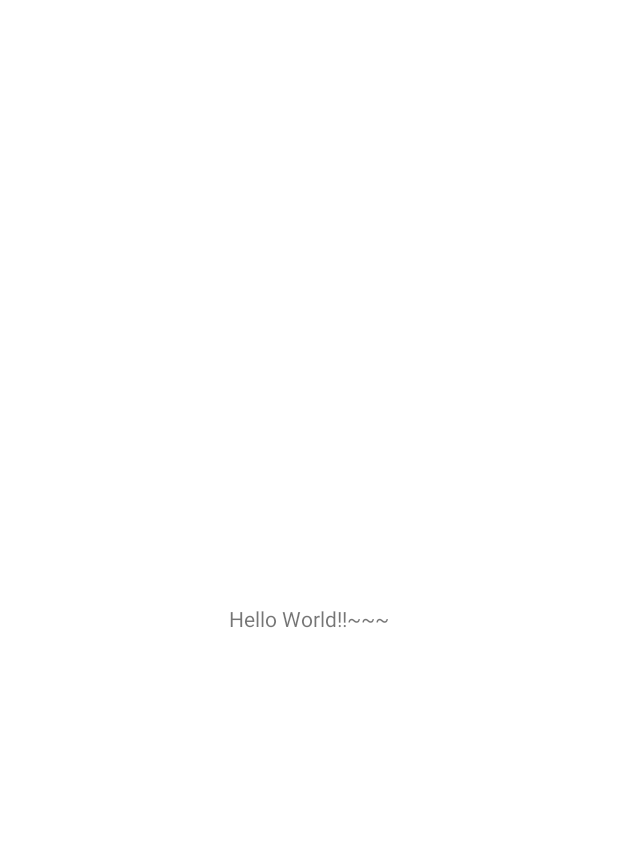
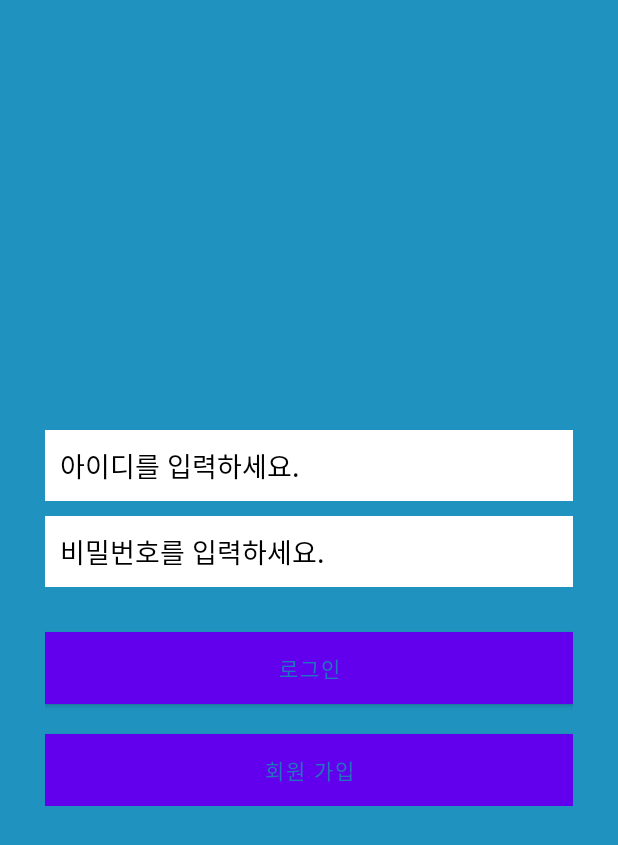
Before and after one commit to dkekzhs/SmartProjectApp, an Android app: the screen it shows after launch (MainActivity before the commit, loginActivity after it), on a phone screen of 412 x 824 dp. Before the commit the part shown is almost empty. Shown: the top 845 px of the screen. Run offline under Robolectric (Android 15) with nearby library versions, the phone set to English and light mode, and no system bars.

Commit message:
로그인이랑 회원가입 액티비티만 생성

```diff
--- a/app/src/main/AndroidManifest.xml
+++ b/app/src/main/AndroidManifest.xml
@@ -9,6 +9,8 @@
         android:roundIcon="@mipmap/ic_launcher_round"
         android:supportsRtl="true"
         android:theme="@style/Theme.DoDamDoDam">
+        <activity android:name=".RegisterActvitiy"></activity>
+        <activity android:name=".loginActivity" />
         <activity android:name=".MainActivity">
             <intent-filter>
                 <action android:name="android.intent.action.MAIN" />
--- a/app/src/main/java/com/SMP/dodamdodam/MainActivity.java
+++ b/app/src/main/java/com/SMP/dodamdodam/MainActivity.java
@@ -2,6 +2,7 @@ package com.SMP.dodamdodam;
 
 import androidx.appcompat.app.AppCompatActivity;
 
+import android.content.Intent;
 import android.os.Bundle;
 
 public class MainActivity extends AppCompatActivity {
@@ -10,5 +11,8 @@ public class MainActivity extends AppCompatActivity {
     protected void onCreate(Bundle savedInstanceState) {
         super.onCreate(savedInstanceState);
         setContentView(R.layout.activity_main);
+        Intent intent= new Intent(getApplicationContext(),loginActivity.class); //로그인 액티비티 볼려고 설정해논거
+        startActivity(intent);
+
     }
 }
--- /dev/null
+++ b/app/src/main/java/com/SMP/dodamdodam/RegisterActvitiy.java
@@ -0,0 +1,14 @@
+package com.SMP.dodamdodam;
+
+import androidx.appcompat.app.AppCompatActivity;
+
+import android.os.Bundle;
+
+public class RegisterActvitiy extends AppCompatActivity {
+
+    @Override
+    protected void onCreate(Bundle savedInstanceState) {
+        super.onCreate(savedInstanceState);
+        setContentView(R.layout.activity_register);
+    }
+}
--- /dev/null
+++ b/app/src/main/java/com/SMP/dodamdodam/loginActivity.java
@@ -0,0 +1,15 @@
+package com.SMP.dodamdodam;
+
+import androidx.appcompat.app.AppCompatActivity;
+
+import android.os.Bundle;
+import android.widget.Button;
+
+public class loginActivity extends AppCompatActivity {
+    Button btn_log , btn_register;
+    @Override
+    protected void onCreate(Bundle savedInstanceState) {
+        super.onCreate(savedInstanceState);
+        setContentView(R.layout.activity_login);
+    }
+}
--- /dev/null
+++ b/app/src/main/res/layout/activity_login.xml
@@ -0,0 +1,61 @@
+<?xml version="1.0" encoding="utf-8"?>
+<LinearLayout xmlns:android="http://schemas.android.com/apk/res/android"
+    android:layout_width="fill_parent"
+    android:layout_height="fill_parent"
+    android:background="@color/MainColorLightBlue"
+    android:gravity="center"
+    android:orientation="vertical"
+    android:padding="10dp" >
+
+    <LinearLayout
+        android:layout_width="fill_parent"
+        android:layout_height="wrap_content"
+        android:layout_gravity="center"
+        android:orientation="vertical"
+        android:paddingLeft="20dp"
+        android:paddingRight="20dp">
+
+        <EditText
+            android:id="@+id/et_id"
+            android:layout_width="fill_parent"
+            android:layout_height="wrap_content"
+            android:layout_marginBottom="10dp"
+            android:background="#FFFFFF"
+            android:hint="@string/id_hint"
+            android:inputType="textCapWords"
+            android:padding="10dp"
+            android:textColor="@color/black"
+            android:textColorHint="@color/black" />
+
+        <EditText
+            android:id="@+id/et_pass"
+            android:layout_width="fill_parent"
+            android:layout_height="wrap_content"
+            android:layout_marginBottom="10dp"
+            android:background="@color/white"
+            android:hint="@string/hint_password"
+            android:inputType="textEmailAddress"
+            android:padding="10dp"
+            android:textColor="@color/black"
+            android:textColorHint="@color/black" />
+
+        <Button
+            android:id="@+id/btn_login"
+            android:layout_width="fill_parent"
+            android:layout_height="wrap_content"
+            android:layout_marginTop="20dip"
+            android:background="@color/MainColorBlue"
+            android:text="@string/btn_login"
+            android:textColor="@color/MainColorBlue" />
+
+        <Button
+            android:id="@+id/btn_register"
+            android:layout_width="fill_parent"
+            android:layout_height="wrap_content"
+            android:layout_marginTop="20dip"
+            android:background="@color/MainColorBlue"
+            android:text="@string/btn_register"
+            android:textColor="@color/MainColorBlue" />
+
+    </LinearLayout>
+</LinearLayout><!-- 버튼 컬러 drawable로 구현해야됨 -->
--- /dev/null
+++ b/app/src/main/res/layout/activity_register.xml
@@ -0,0 +1,9 @@
+<?xml version="1.0" encoding="utf-8"?>
+<androidx.constraintlayout.widget.ConstraintLayout xmlns:android="http://schemas.android.com/apk/res/android"
+    xmlns:app="http://schemas.android.com/apk/res-auto"
+    xmlns:tools="http://schemas.android.com/tools"
+    android:layout_width="match_parent"
+    android:layout_height="match_parent"
+    tools:context=".RegisterActvitiy">
+
+</androidx.constraintlayout.widget.ConstraintLayout>
--- a/app/src/main/res/values/strings.xml
+++ b/app/src/main/res/values/strings.xml
@@ -1,3 +1,8 @@
 <resources>
     <string name="app_name">DoDamDoDam</string>
+    <string name="id_hint">아이디를 입력하세요.</string>
+    <string name="hint_password">비밀번호를 입력하세요.</string>
+    <string name="btn_login">로그인</string>
+    <string name="btn_register">회원 가입</string>
+
 </resources>
```
